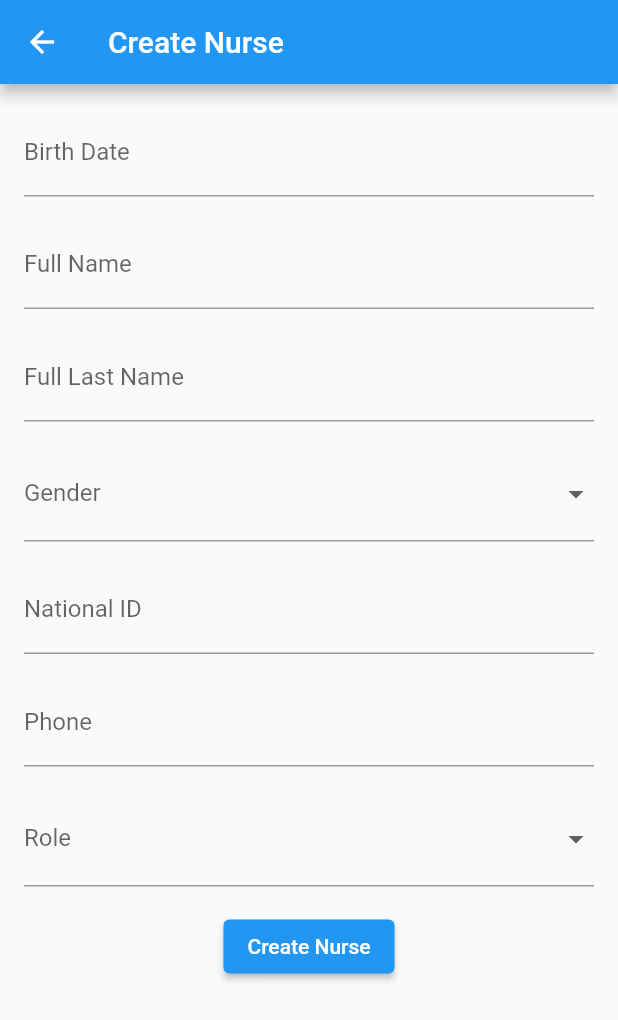
After one commit to ucaldas-tech-titans/agenda-nurse, a Flutter app: the screen it shows after launch, after a tap on "Create Nurse", on a phone screen of 412 x 824 dp. The commit adds this screen. Shown: the top 1020 px of the screen. Run offline on Flutter 3.47's test engine with Material 2 defaults, Android fonts, the phone set to English and light mode, and no system bars; our stand-ins replace cloud_firestore, firebase_core, syncfusion_flutter_calendar; accounts and stored records are empty; generated files the repository leaves out were written again.

Commit message:
Creacion Vista y boton create_nurse, ademas d eañadir el logo en la vista main.

```diff
--- a/lib/main.dart
+++ b/lib/main.dart
@@ -1,4 +1,5 @@
 import 'package:agendanurse/widgets/change_nurse_shift.dart';
+import 'package:agendanurse/widgets/create_nurse.dart';
 import 'package:flutter/material.dart';
 
 import 'package:firebase_core/firebase_core.dart';
@@ -29,21 +30,44 @@ class MyApp extends StatelessWidget {
 }
 
 class HomeView extends StatelessWidget {
-  const HomeView({super.key});
+  const HomeView({Key? key}) : super(key: key);
 
   @override
   Widget build(BuildContext context) {
     return Scaffold(
       appBar: AppBar(title: const Text('Nurse Shift Manager')),
       body: Center(
-        child: ElevatedButton(
+        child: Column(
+          mainAxisAlignment: MainAxisAlignment.center,
+          children: [
+            Image.asset(
+              'lib/assets/icons/ico_nurse.png', // Ruta de tu imagen de logo
+              width: 100, // Ajusta el ancho de acuerdo a tus necesidades
+              height: 100, // Ajusta la altura de acuerdo a tus necesidades
+            ),
+            const SizedBox(height: 20),
+            ElevatedButton(
               onPressed: () {
                 Navigator.push(
                   context,
-              MaterialPageRoute(builder: (context) => const ChangeNurseShift()),
+                  MaterialPageRoute(
+                      builder: (context) => const ChangeNurseShift()),
                 );
               },
               child: const Text('Manage Nurse Shifts'),
+            ),
+            const SizedBox(height: 20),
+            ElevatedButton(
+              onPressed: () {
+                Navigator.push(
+                  context,
+                  MaterialPageRoute(
+                      builder: (context) => const CreateNurseView()),
+                );
+              },
+              child: const Text('Create Nurse'),
+            ),
+          ],
         ),
       ),
     );
--- /dev/null
+++ b/lib/widgets/create_nurse.dart
@@ -0,0 +1,204 @@
+import 'package:cloud_firestore/cloud_firestore.dart';
+import 'package:flutter/material.dart';
+import 'package:intl/intl.dart';
+
+class CreateNurseView extends StatefulWidget {
+  const CreateNurseView({Key? key}) : super(key: key);
+
+  @override
+  _CreateNurseViewState createState() => _CreateNurseViewState();
+}
+
+class _CreateNurseViewState extends State<CreateNurseView> {
+  final TextEditingController _fullNameController = TextEditingController();
+  final TextEditingController _fullLastNameController = TextEditingController();
+  final TextEditingController _nationalIdController = TextEditingController();
+  final TextEditingController _phoneController = TextEditingController();
+
+  String? _selectedGender;
+  String? _selectedRole;
+  DateTime? _selectedBirthDate;
+
+  @override
+  Widget build(BuildContext context) {
+    return Scaffold(
+      appBar: AppBar(
+        title: const Text('Create Nurse'),
+      ),
+      body: Padding(
+        padding: const EdgeInsets.all(16.0),
+        child: Column(
+          children: [
+            InkWell(
+              onTap: () {
+                _selectBirthDate(context);
+              },
+              child: IgnorePointer(
+                child: TextFormField(
+                  controller: _selectedBirthDate != null
+                      ? TextEditingController(
+                          text: DateFormat('dd MMMM yyyy, HH:mm:ss \'UTC-5\'')
+                              .format(_selectedBirthDate!))
+                      : null,
+                  decoration: const InputDecoration(labelText: 'Birth Date'),
+                ),
+              ),
+            ),
+            const SizedBox(height: 16.0),
+            TextFormField(
+              controller: _fullNameController,
+              decoration: const InputDecoration(labelText: 'Full Name'),
+            ),
+            const SizedBox(height: 16.0),
+            TextFormField(
+              controller: _fullLastNameController,
+              decoration: const InputDecoration(labelText: 'Full Last Name'),
+            ),
+            const SizedBox(height: 16.0),
+            DropdownButtonFormField<String>(
+              value: _selectedGender,
+              decoration: const InputDecoration(labelText: 'Gender'),
+              items: [
+                DropdownMenuItem(
+                  value: 'M',
+                  child: const Text('Male'),
+                ),
+                DropdownMenuItem(
+                  value: 'F',
+                  child: const Text('Female'),
+                ),
+              ],
+              onChanged: (value) {
+                setState(() {
+                  _selectedGender = value;
+                });
+              },
+              validator: (value) {
+                if (value == null) {
+                  return 'Please select a gender';
+                }
+                return null;
+              },
+            ),
+            const SizedBox(height: 16.0),
+            TextFormField(
+              controller: _nationalIdController,
+              decoration: const InputDecoration(labelText: 'National ID'),
+            ),
+            const SizedBox(height: 16.0),
+            TextFormField(
+              controller: _phoneController,
+              decoration: const InputDecoration(labelText: 'Phone'),
+            ),
+            const SizedBox(height: 16.0),
+            DropdownButtonFormField<String>(
+              value: _selectedRole,
+              decoration: const InputDecoration(labelText: 'Role'),
+              items: [
+                DropdownMenuItem(
+                  value: 'admin',
+                  child: const Text('Admin'),
+                ),
+                DropdownMenuItem(
+                  value: 'user',
+                  child: const Text('User'),
+                ),
+              ],
+              onChanged: (value) {
+                setState(() {
+                  _selectedRole = value;
+                });
+              },
+              validator: (value) {
+                if (value == null) {
+                  return 'Please select a role';
+                }
+                return null;
+              },
+            ),
+            const SizedBox(height: 16.0),
+            ElevatedButton(
+              onPressed: _createNurse,
+              child: const Text('Create Nurse'),
+            ),
+          ],
+        ),
+      ),
+    );
+  }
+
+  Future<void> _selectBirthDate(BuildContext context) async {
+    final DateTime? pickedDate = await showDatePicker(
+      context: context,
+      initialDate: DateTime.now(),
+      firstDate: DateTime(1900),
+      lastDate: DateTime.now(),
+    );
+
+    if (pickedDate != null) {
+      setState(() {
+        _selectedBirthDate = pickedDate;
+      });
+    }
+  }
+
+  void _createNurse() {
+    String fullName = _fullNameController.text;
+    String fullLastName = _fullLastNameController.text;
+    String nationalId = _nationalIdController.text;
+    String phone = _phoneController.text;
+
+    if (_selectedBirthDate != null &&
+        _selectedGender != null &&
+        _selectedRole != null &&
+        fullName.isNotEmpty &&
+        fullLastName.isNotEmpty &&
+        nationalId.isNotEmpty &&
+        phone.isNotEmpty) {
+      Timestamp birthDateTimestamp = Timestamp.fromDate(_selectedBirthDate!);
+
+      Map<String, dynamic> nurseData = {
+        'full_name': fullName,
+        'full_last_name': fullLastName,
+        'gender': _selectedGender,
+        'national_id': nationalId,
+        'phone': phone,
+        'role': _selectedRole,
+        'birth_date': birthDateTimestamp,
+      };
+
+      FirebaseFirestore.instance.collection('nurses').add(nurseData);
+
+      _selectedBirthDate = null;
+      _fullNameController.clear();
+      _fullLastNameController.clear();
+      _nationalIdController.clear();
+      _phoneController.clear();
+      _selectedGender = null;
+      _selectedRole = null;
+
+      showDialog(
+        context: context,
+        builder: (BuildContext context) {
+          return AlertDialog(
+            title: const Text('Success'),
+            content: const Text('Nurse created successfully'),
+            actions: [
+              TextButton(
+                onPressed: () {
+                  Navigator.pop(context);
+                  Navigator.pop(context);
+                },
+                child: const Text('OK'),
+              ),
+            ],
+          );
+        },
+      );
+    } else {
+      ScaffoldMessenger.of(context).showSnackBar(
+        const SnackBar(content: Text('Please fill in all fields')),
+      );
+    }
+  }
+}
```
Also changed, not shown: pubspec.yaml (+8 -0 lines), lib/assets/icons/ico_nurse.png (added), pubspec.lock. Lines whose indentation alone changed are shown as unchanged.
